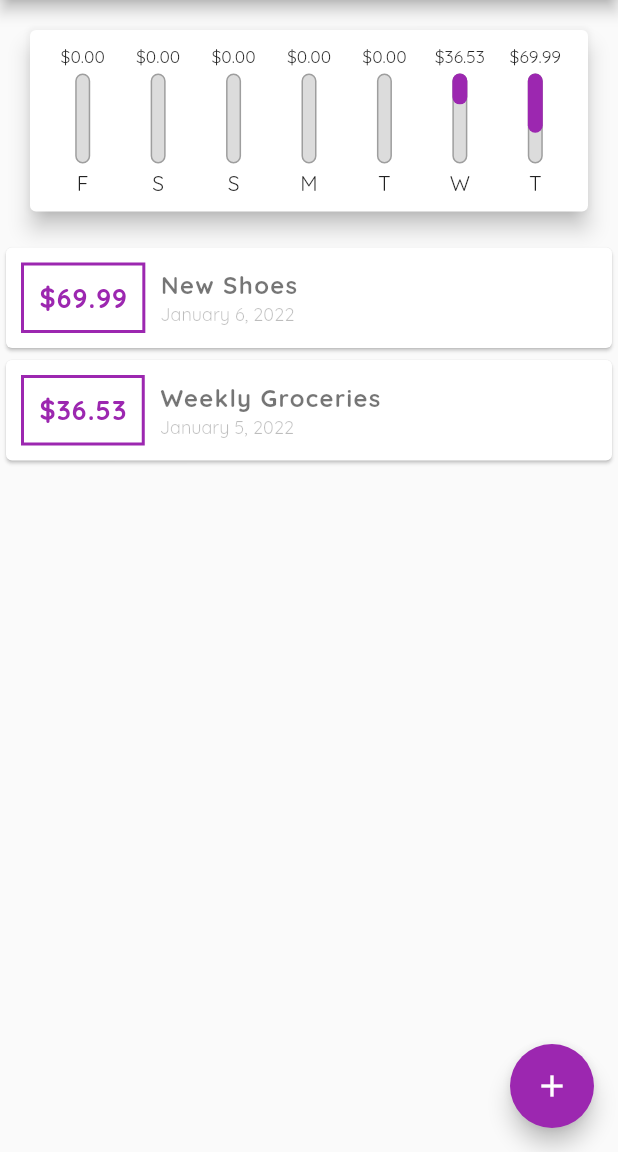
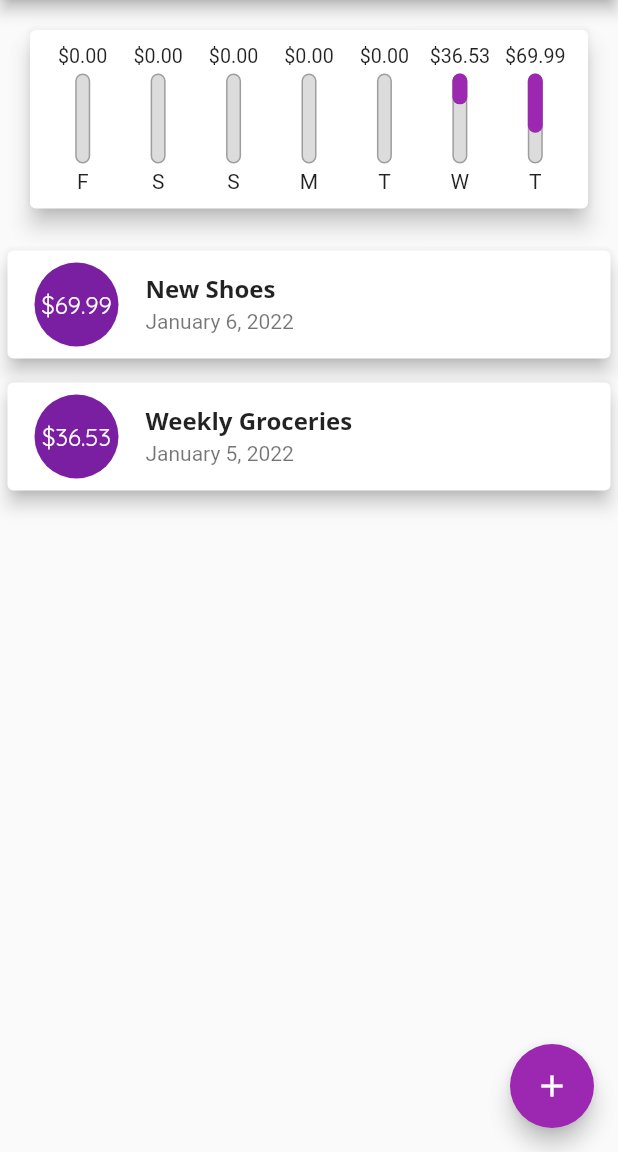
Before and after one commit to Sanocki-dev/Flutter-Expense_Tracker, a Flutter app: the screen it shows after launch, on a phone screen of 412 x 824 dp, the part 84-1236 px from its top. Run offline on Flutter 3.47's test engine with Material 2 defaults, Android fonts, the phone set to English and light mode, and no system bars; Roboto replaces fonts that are missing (Open Sans).

Commit message:
Changed to ListTile

```diff
--- a/lib/main.dart
+++ b/lib/main.dart
@@ -17,6 +17,13 @@ class MyApp extends StatelessWidget {
       theme: ThemeData(
           primarySwatch: Colors.purple,
           fontFamily: 'Quicksand',
+          textTheme: ThemeData.light().textTheme.copyWith(
+                headline6: TextStyle(
+                  fontFamily: 'Open Sans',
+                  fontSize: 16,
+                  fontWeight: FontWeight.bold,
+                ),
+              ),
           // Applies theme to all appbars
           appBarTheme: AppBarTheme(
             textTheme: ThemeData.light().textTheme.copyWith(
--- a/lib/widgets/transaction_list.dart
+++ b/lib/widgets/transaction_list.dart
@@ -34,55 +34,28 @@ class TransactionList extends StatelessWidget {
             : ListView.builder(
                 itemBuilder: (ctx, index) {
                   return Card(
-                    child: Row(
-                      children: [
-                        Container(
-                          margin: EdgeInsets.all(10),
-                          padding: EdgeInsets.all(10),
-                          decoration: BoxDecoration(
-                            border: Border.all(
-                              color: Theme.of(context).primaryColor,
-                              width: 2,
-                            ),
-                          ),
-                          child: Text(
-                            '\$${transactions[index].amount.toStringAsFixed(2)}',
-                            style: TextStyle(
-                              color: Theme.of(context).primaryColor,
-                              fontSize: 18,
-                              fontWeight: FontWeight.bold,
-                              letterSpacing: .7,
-                            ),
+                    elevation: 5,
+                    margin: EdgeInsets.symmetric(
+                      vertical: 8,
+                      horizontal: 5,
+                    ),
+                    child: ListTile(
+                      leading: CircleAvatar(
+                        radius: 30,
+                        child: Padding(
+                          padding: EdgeInsets.all(5),
+                          child: FittedBox(
+                            child: Text('\$${transactions[index].amount}'),
                           ),
                         ),
-                        Column(
-                          crossAxisAlignment: CrossAxisAlignment.start,
-                          mainAxisAlignment: MainAxisAlignment.center,
-                          children: [
-                            Container(
-                              margin: EdgeInsets.only(bottom: 2),
-                              child: Text(
-                                transactions[index].title,
-                                style: TextStyle(
-                                  letterSpacing: .9,
-                                  color: Colors.black54,
-                                  fontSize: 16,
-                                  fontWeight: FontWeight.bold,
-                                ),
-                              ),
-                            ),
-                            Text(
-                              DateFormat.yMMMMd()
-                                  .format(transactions[index].date),
-                              style: TextStyle(
-                                color: Colors.black26,
-                                fontSize: 12,
-                                fontWeight: FontWeight.w400,
-                              ),
-                            ),
-                          ],
-                        ),
-                      ],
+                      ),
+                      title: Text(
+                        transactions[index].title,
+                        style: Theme.of(context).textTheme.headline6,
+                      ),
+                      subtitle: Text(
+                        DateFormat.yMMMMd().format(transactions[index].date),
+                      ),
                     ),
                   );
                 },
```
